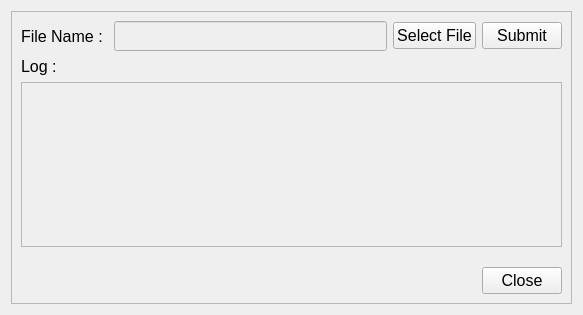
This is ui/import_products.ui in michael-halim/pos as Qt 5 draws it before an edit. The edited form follows.
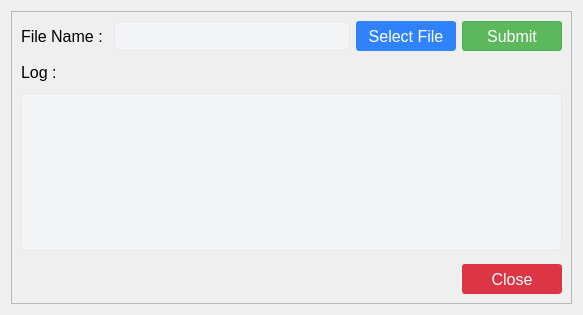
This is the edited form.

Commit message: Patch#34: Added UI - Added UI for Table, Button, and Input - Fix some UI Behavior

The edit to the form file:
```diff
--- a/ui/import_products.ui
+++ b/ui/import_products.ui
@@ -13,6 +13,256 @@
   <property name="windowTitle">
    <string>Import Products</string>
   </property>
+  <property name="styleSheet">
+   <string notr="true">QLineEdit{
+	border: 1px solid #d1d5db;      /* Light gray border */
+    border-radius: 6px;             /* Rounded corners */
+    outline: none;                  /* Remove default outline */
+    color: #333;                    /* Text color */
+    background-color: #fff;       /* Light gray background */
+    
+}
+
+QLineEdit:focus {
+    border: 1px solid #93c5fd;       /* Blue border on focus */
+    background-color: #ffffff;       /* White background when focused */
+}
+
+QLineEdit:disabled {
+    border: 1px solid #e5e7eb;      /* Lighter border when disabled */
+    background-color: #f3f4f6;      /* Light gray background when disabled */
+    color: #9ca3af;                 /* Lighter text color when disabled */
+}
+
+/* QComboBox Styling - Improved with clearer state indicators */
+QComboBox {
+    border: 1px solid #d1d5db;      /* Light gray border */
+    border-radius: 6px;             /* Rounded corners */
+    padding: 6px 12px 6px 10px;     /* Add some padding */
+    min-height: 20px;               /* Minimum height */
+    color: #333;                    /* Text color */
+    background-color: #fff;         /* White background */
+    selection-background-color: #93c5fd; /* Light blue selection */
+    font-size: 14px;                /* Consistent font size */
+    min-width: 6em;                 /* Minimum width */
+}
+
+QComboBox:hover:!disabled {
+    border-color: #93c5fd;          /* Light blue border on hover when enabled */
+    background-color: #f0f7ff;      /* Very light blue background on hover */
+}
+
+QComboBox:focus {
+    border: 2px solid #3b82f6;      /* Thicker, darker blue border on focus */
+    background-color: #ffffff;      /* Pure white background when focused */
+}
+
+QComboBox:disabled {
+    border: 1px solid #d9dce0;      /* Very light gray border when disabled */
+    background-color: #f3f4f6;      /* Light gray background when disabled */
+    color: #9ca3af;                 /* Lighter text color when disabled */
+}
+
+QComboBox::drop-down {
+    subcontrol-origin: padding;
+    subcontrol-position: center right;
+    width: 20px;
+    border: none;                   /* Remove border for cleaner look */
+    margin-right: 5px;              /* Add some margin */
+}
+
+/* If you don't have an icon, use this instead: */
+QComboBox::down-arrow {
+    width: 0;
+    height: 0;
+    border-left: 5px solid transparent;
+    border-right: 5px solid transparent;
+    border-top: 5px solid #666;     /* Arrow color */
+    margin-right: 5px;
+}
+
+QComboBox::down-arrow:disabled {
+    border-top: 5px solid #b0b0b0;  /* Lighter arrow color when disabled */
+}
+
+QComboBox:disabled {
+    color: #9ca3af;                 /* Lighter text when disabled */
+    background-color: #f3f4f6;      /* Light gray background */
+    border-color: #e5e7eb;          /* Lighter border */
+}
+
+/* Add a visual indicator for disabled state */
+QComboBox:disabled {
+    color: #9ca3af;
+    background-color: #f3f4f6;
+    border: 1px solid #e5e7eb;
+    padding-right: 25px;            /* Make room for the lock icon */
+}
+
+/* If you don't have a lock icon, use a pattern instead */
+QComboBox:disabled {
+    background-image: repeating-linear-gradient(
+        45deg,
+        transparent,
+        transparent 5px,
+        rgba(200, 200, 200, 0.1) 5px,
+        rgba(200, 200, 200, 0.1) 10px
+    );
+}
+
+QComboBox QAbstractItemView {
+    border: 1px solid #d1d5db;
+    border-radius: 0px 0px 6px 6px;
+    background-color: white;
+    selection-background-color: #3b82f6;  /* Darker blue for better contrast */
+    selection-color: white;               /* White text on selection */
+    outline: none;
+    padding: 5px;
+}
+
+QComboBox QAbstractItemView::item {
+    min-height: 25px;               /* Taller items for better clickability */
+    padding: 5px;                   /* Padding inside items */
+}
+
+QComboBox QAbstractItemView::item:hover {
+    background-color: #e5f0ff;      /* Light blue on hover */
+    color: #333;
+}
+
+/* QTextEdit Styling - Similar to QLineEdit */
+QTextEdit {
+    border: 1px solid #d1d5db;      /* Light gray border */
+    border-radius: 6px;             /* Rounded corners */
+    outline: none;                  /* Remove default outline */
+    color: #333;                    /* Text color */
+    background-color: #fff;         /* White background */
+    padding: 6px 10px;              /* Add some padding for better text display */
+    selection-background-color: #93c5fd; /* Light blue selection */
+}
+
+QTextEdit:focus {
+    border: 1px solid #93c5fd;      /* Blue border on focus */
+    background-color: #ffffff;      /* White background when focused */
+}
+
+QTextEdit:disabled {
+    border: 1px solid #e5e7eb;      /* Lighter border when disabled */
+    background-color: #f3f4f6;      /* Light gray background when disabled */
+    color: #9ca3af;                 /* Lighter text color when disabled */
+}
+
+
+/* QDateEdit Styling */
+QDateEdit {
+    border: 1px solid #d1d5db;
+    border-radius: 6px;
+    padding: 6px 10px;
+    min-height: 20px;
+    color: #333;
+    background-color: #fff;
+    font-size: 14px;
+}
+
+QDateEdit:hover:!disabled {
+    border-color: #93c5fd;
+    background-color: #f0f7ff;
+}
+
+QDateEdit:focus {
+    border: 2px solid #3b82f6;
+    background-color: #ffffff;
+}
+
+QDateEdit:disabled {
+    color: #9ca3af;
+    background-color: #f3f4f6;
+    border: 1px dashed #c0c0c0;
+}
+
+QDateEdit::drop-down {
+    subcontrol-origin: padding;
+    subcontrol-position: center right;
+    width: 20px;
+    border: none;
+    margin-right: 5px;
+}
+
+QDateEdit::down-arrow {
+    width: 0;
+    height: 0;
+    border-left: 5px solid transparent;
+    border-right: 5px solid transparent;
+    border-top: 5px solid #666;
+    margin-right: 5px;
+}
+
+QDateEdit::down-arrow:disabled {
+    border-top: 5px solid #b0b0b0;
+}
+
+/* Calendar popup styling */
+QCalendarWidget {
+    background-color: white;
+    border: 1px solid #d1d5db;
+}
+
+QCalendarWidget QToolButton {
+    color: #333;
+    background-color: transparent;
+    border: 1px solid transparent;
+    border-radius: 4px;
+    padding: 4px;
+}
+
+QCalendarWidget QToolButton:hover {
+    background-color: #f0f7ff;
+    border: 1px solid #93c5fd;
+}
+
+QCalendarWidget QMenu {
+    background-color: white;
+    border: 1px solid #d1d5db;
+    padding: 5px;
+}
+
+QCalendarWidget QSpinBox {
+    border: 1px solid #d1d5db;
+    border-radius: 4px;
+    padding: 3px;
+    background-color: white;
+}
+
+QCalendarWidget QAbstractItemView:enabled {
+    background-color: white;
+    color: #333;
+    selection-background-color: #3b82f6;
+    selection-color: white;
+}
+
+QCalendarWidget QAbstractItemView:disabled {
+    color: #9ca3af;
+}
+
+QCalendarWidget QWidget#qt_calendar_navigationbar {
+    background-color: #f1f5f9;
+    border-bottom: 1px solid #d1d5db;
+    padding: 4px;
+}
+
+QPushButton {
+    text-align: center;
+    white-space: nowrap;
+    vertical-align: middle;
+    border: 1px solid transparent;
+    line-height: 1.5;
+    border-radius: 3px;
+    margin: 0.25rem;
+	opacity: 0.55;
+
+}
+</string>
+  </property>
   <layout class="QGridLayout" name="gridLayout_2">
    <item row="0" column="0">
     <widget class="QFrame" name="frame">
@@ -59,11 +309,34 @@
           </item>
           <item>
            <widget class="QPushButton" name="select_file_import_products_button">
+            <property name="minimumSize">
+             <size>
+              <width>100</width>
+              <height>30</height>
+             </size>
+            </property>
             <property name="font">
              <font>
               <pointsize>12</pointsize>
              </font>
             </property>
+            <property name="styleSheet">
+             <string notr="true">QPushButton{
+    color: #fff;
+    background-color: rgba(13, 110, 253, 0.85); /* RGBA with alpha channel */
+    border-color: rgba(13, 110, 253, 0.7);
+}
+QPushButton:hover {
+    background-color: rgba(11, 94, 215, 0.9);
+    border-color: rgba(10, 88, 202, 0.9);
+    opacity: 0.95;
+}
+QPushButton:disabled {
+    background-color: #a8c1ff;
+    border-color: #a8c1ff;
+    color: #e6eeff;
+}</string>
+            </property>
             <property name="text">
              <string>Select File</string>
             </property>
@@ -71,11 +344,34 @@
           </item>
           <item>
            <widget class="QPushButton" name="submit_import_products_button">
+            <property name="minimumSize">
+             <size>
+              <width>100</width>
+              <height>30</height>
+             </size>
+            </property>
             <property name="font">
              <font>
               <pointsize>12</pointsize>
              </font>
             </property>
+            <property name="styleSheet">
+             <string notr="true">QPushButton {
+    color: #fff;
+    background-color: #5cb85c;
+    border-color: #4cae4c;
+}
+QPushButton:hover {
+    background-color: #4cae4c;
+    border-color: #419641;
+}
+QPushButton:disabled {
+    background-color: #a3d7a3;
+    border-color: #a3d7a3;
+    color: #e8f5e8;
+}
+</string>
+            </property>
             <property name="text">
              <string>Submit</string>
             </property>
@@ -87,6 +383,12 @@
          <layout class="QVBoxLayout" name="verticalLayout">
           <item>
            <widget class="QLabel" name="log_import_products_label">
+            <property name="minimumSize">
+             <size>
+              <width>0</width>
+              <height>30</height>
+             </size>
+            </property>
             <property name="font">
              <font>
               <pointsize>12</pointsize>
@@ -136,11 +438,28 @@
           </item>
           <item>
            <widget class="QPushButton" name="close_import_products_button">
+            <property name="minimumSize">
+             <size>
+              <width>100</width>
+              <height>30</height>
+             </size>
+            </property>
             <property name="font">
              <font>
               <pointsize>12</pointsize>
              </font>
             </property>
+            <property name="styleSheet">
+             <string notr="true">QPushButton {
+    color: #fff;
+    background-color: #dc3545;
+    border-color: #dc3545;
+}
+QPushButton:hover {
+    background-color: #bb2d3b;
+    border-color: #b02a37;
+}</string>
+            </property>
             <property name="text">
              <string>Close</string>
             </property>
```
Left out of the diff: 6 changed lines with no effect on the pictures. The commit also changes 35 other files.
